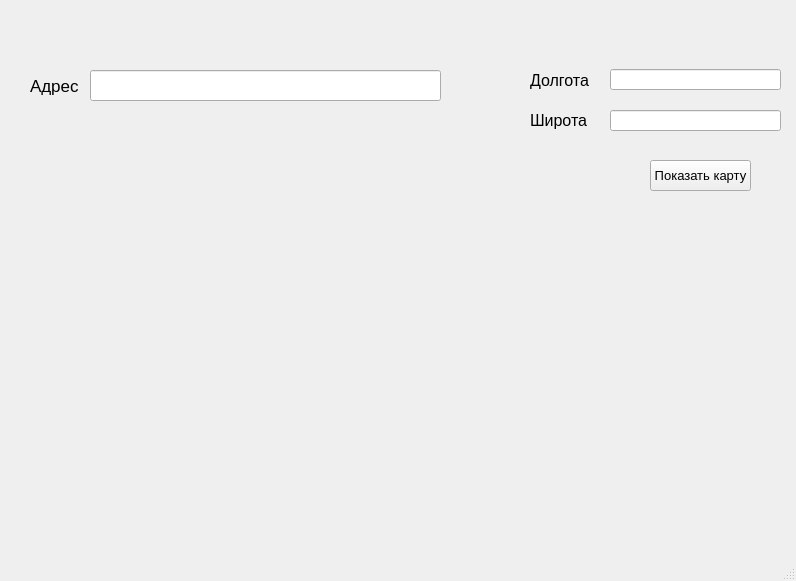
Old version of the form win_map.ui in the repository LizaKocheshkova/Desctop_API_Map.
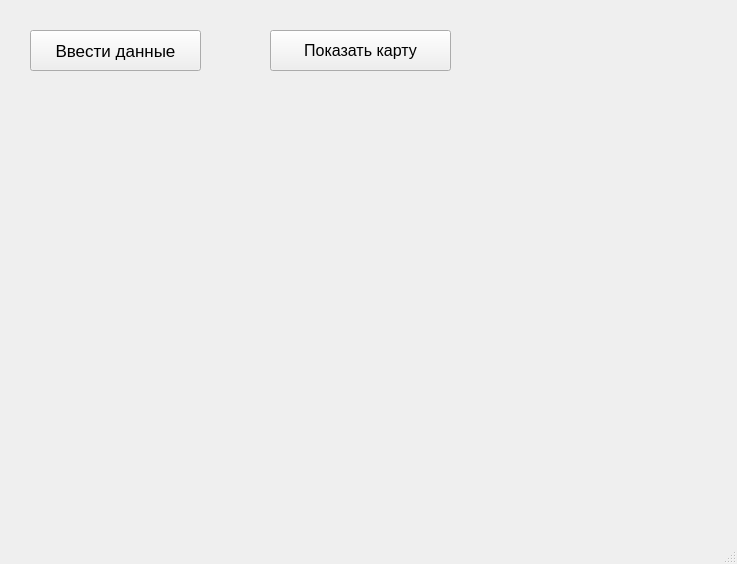
New version of the form.

Commit message: Изменила орфографические ошибки, поменяла главное окно, создала диалоговое окно для ввода данных, создала класс диалогового окна, добавила новые функции

```diff
--- a/win_map.ui
+++ b/win_map.ui
@@ -6,142 +6,79 @@
    <rect>
     <x>0</x>
     <y>0</y>
-    <width>796</width>
-    <height>581</height>
+    <width>737</width>
+    <height>564</height>
    </rect>
   </property>
   <property name="windowTitle">
    <string>MainWindow</string>
   </property>
   <widget class="QWidget" name="centralwidget">
-   <widget class="QLineEdit" name="input_address">
-    <property name="geometry">
-     <rect>
-      <x>90</x>
-      <y>70</y>
-      <width>351</width>
-      <height>31</height>
-     </rect>
-    </property>
-   </widget>
-   <widget class="QLabel" name="label_text_address">
-    <property name="geometry">
-     <rect>
-      <x>30</x>
-      <y>70</y>
-      <width>51</width>
-      <height>31</height>
-     </rect>
-    </property>
-    <property name="font">
-     <font>
-      <pointsize>13</pointsize>
-     </font>
-    </property>
-    <property name="text">
-     <string>Адрес</string>
-    </property>
-   </widget>
    <widget class="QLabel" name="label_map">
     <property name="geometry">
      <rect>
-      <x>30</x>
-      <y>140</y>
-      <width>451</width>
-      <height>351</height>
+      <x>20</x>
+      <y>100</y>
+      <width>511</width>
+      <height>421</height>
      </rect>
     </property>
     <property name="text">
      <string/>
     </property>
    </widget>
-   <widget class="QLineEdit" name="input_long">
-    <property name="geometry">
-     <rect>
-      <x>610</x>
-      <y>69</y>
-      <width>171</width>
-      <height>21</height>
-     </rect>
-    </property>
-   </widget>
-   <widget class="QLineEdit" name="input_width">
-    <property name="geometry">
-     <rect>
-      <x>610</x>
-      <y>110</y>
-      <width>171</width>
-      <height>21</height>
-     </rect>
-    </property>
-   </widget>
-   <widget class="QLabel" name="label_text_l">
-    <property name="geometry">
-     <rect>
-      <x>530</x>
-      <y>70</y>
-      <width>61</width>
-      <height>21</height>
-     </rect>
-    </property>
-    <property name="font">
-     <font>
-      <pointsize>12</pointsize>
-     </font>
-    </property>
-    <property name="text">
-     <string>Долгота</string>
-    </property>
-   </widget>
-   <widget class="QLabel" name="label_text_w">
-    <property name="geometry">
-     <rect>
-      <x>530</x>
-      <y>110</y>
-      <width>61</width>
-      <height>21</height>
-     </rect>
-    </property>
-    <property name="font">
-     <font>
-      <pointsize>12</pointsize>
-     </font>
-    </property>
-    <property name="text">
-     <string>Широта</string>
-    </property>
-   </widget>
    <widget class="QLabel" name="label">
     <property name="geometry">
      <rect>
-      <x>530</x>
-      <y>230</y>
-      <width>241</width>
-      <height>221</height>
-     </rect>
-    </property>
-    <property name="text">
-     <string/>
-    </property>
-   </widget>
-   <widget class="QPushButton" name="btn_show_map">
-    <property name="geometry">
-     <rect>
-      <x>650</x>
+      <x>540</x>
       <y>160</y>
-      <width>101</width>
-      <height>31</height>
+      <width>171</width>
+      <height>271</height>
+     </rect>
+    </property>
+    <property name="text">
+     <string/>
+    </property>
+   </widget>
+   <widget class="QPushButton" name="btn_show_map">
+    <property name="geometry">
+     <rect>
+      <x>270</x>
+      <y>30</y>
+      <width>181</width>
+      <height>41</height>
      </rect>
     </property>
     <property name="font">
      <font>
-      <pointsize>10</pointsize>
+      <pointsize>12</pointsize>
      </font>
     </property>
+    <property name="styleSheet">
+     <string notr="true"/>
+    </property>
     <property name="text">
      <string>Показать карту</string>
     </property>
    </widget>
+   <widget class="QPushButton" name="btn_input_data">
+    <property name="geometry">
+     <rect>
+      <x>30</x>
+      <y>30</y>
+      <width>171</width>
+      <height>41</height>
+     </rect>
+    </property>
+    <property name="font">
+     <font>
+      <pointsize>13</pointsize>
+     </font>
+    </property>
+    <property name="text">
+     <string>Ввести данные</string>
+    </property>
+   </widget>
   </widget>
   <widget class="QMenuBar" name="menubar">
    <property name="geometry">
```
Left out of the diff: 2 changed lines with no effect on the pictures. The commit also changes 4 other files.
